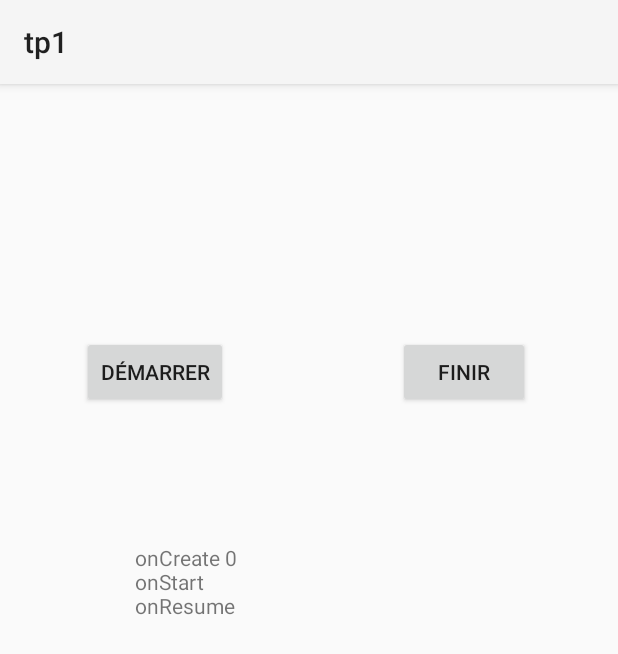
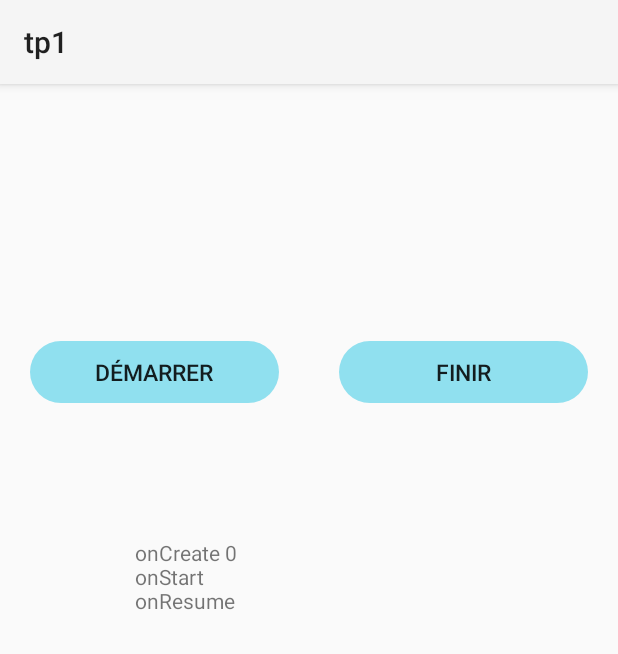
Before and after one commit to CavacoAntoine/Cours_Android_Studio, an Android app: the TP1_Activity screen opened directly, with no data from a screen before it, on a phone screen of 412 x 824 dp. Shown: the top 654 px of the screen. Run offline under Robolectric (Android 15) with nearby library versions, the phone set to English and light mode, and no system bars.

Commit message:
J'ai mis un style de bouton

```diff
--- a/tp1/app/src/main/java/com/example/tp1/TP1_Activity.java
+++ b/tp1/app/src/main/java/com/example/tp1/TP1_Activity.java
@@ -1,6 +1,7 @@
 package com.example.tp1;
 
 import androidx.appcompat.app.AppCompatActivity;
+import androidx.appcompat.widget.AppCompatButton;
 
 import android.content.Intent;
 import android.os.Bundle;
@@ -26,14 +27,14 @@ public class TP1_Activity extends AppCompatActivity {
         log = findViewById(R.id.log);
         log.append("onCreate " + numero + "\n");
 
-        Button start = findViewById(R.id.start);
+        AppCompatButton start = findViewById(R.id.start);
         start.setOnClickListener(view -> {
             Intent intent = new Intent(this, TP1_Activity.class);
             intent.putExtra("numero", numero);
             startActivity(intent);
         });
 
-        Button finish = findViewById(R.id.finish);
+        AppCompatButton finish = findViewById(R.id.finish);
         finish.setOnClickListener(view -> {
             finish();
         });
--- a/tp1/app/src/main/res/layout/activity_tp1.xml
+++ b/tp1/app/src/main/res/layout/activity_tp1.xml
@@ -6,39 +6,43 @@
     android:layout_height="match_parent"
     tools:context=".TP1_Activity">
 
-    <Button
-        android:id="@+id/start"
+    <androidx.constraintlayout.widget.Guideline
+        android:id="@+id/guideline2"
         android:layout_width="wrap_content"
         android:layout_height="wrap_content"
+        android:orientation="vertical"
+        app:layout_constraintGuide_percent="0.5" />
+
+    <androidx.constraintlayout.widget.Guideline
+        android:id="@+id/guideline3"
+        android:layout_width="wrap_content"
+        android:layout_height="wrap_content"
+        android:orientation="horizontal"
+        app:layout_constraintGuide_percent="0.5" />
+
+    <androidx.appcompat.widget.AppCompatButton
+        android:id="@+id/start"
+        style="@style/Base.TextAppearance.AppCompat.Button."
+        android:layout_width="0dp"
+        android:layout_height="0dp"
+        android:layout_margin="20dp"
         android:text="@string/start"
         app:layout_constraintBottom_toTopOf="@+id/guideline3"
         app:layout_constraintEnd_toStartOf="@+id/guideline2"
         app:layout_constraintStart_toStartOf="parent"
         app:layout_constraintTop_toTopOf="parent" />
 
-    <Button
+    <androidx.appcompat.widget.AppCompatButton
         android:id="@+id/finish"
-        android:layout_width="wrap_content"
-        android:layout_height="wrap_content"
+        style="@style/Base.TextAppearance.AppCompat.Button."
+        android:layout_width="0dp"
+        android:layout_height="0dp"
+        android:layout_margin="20dp"
         android:text="@string/finish"
         app:layout_constraintBottom_toTopOf="@+id/guideline3"
         app:layout_constraintEnd_toEndOf="parent"
         app:layout_constraintStart_toStartOf="@+id/guideline2"
         app:layout_constraintTop_toTopOf="parent" />
-
-    <androidx.constraintlayout.widget.Guideline
-        android:id="@+id/guideline2"
-        android:layout_width="wrap_content"
-        android:layout_height="wrap_content"
-        android:orientation="vertical"
-        app:layout_constraintGuide_percent="0.5"/>
-
-    <androidx.constraintlayout.widget.Guideline
-        android:id="@+id/guideline3"
-        android:layout_width="wrap_content"
-        android:layout_height="wrap_content"
-        android:orientation="horizontal"
-        app:layout_constraintGuide_percent="0.5"/>
 
     <TextView
         android:id="@+id/log"
--- /dev/null
+++ b/tp1/app/src/main/res/values/styles.xml
@@ -0,0 +1,9 @@
+<?xml version="1.0" encoding="utf-8"?>
+<resources>
+    <style name="Base.TextAppearance.AppCompat.Button." parent="">
+        <item name="android:background">@drawable/button_layout</item>
+        <item name="android:textSize">15sp</item>
+        <item name="android:padding">5dp</item>
+        <item name="layout_constraintDimensionRatio">4:1</item>
+    </style>
+</resources>
```
Also changed, not shown: tp1/app/src/main/res/layout/activity_main.xml (+5 -7 lines).
